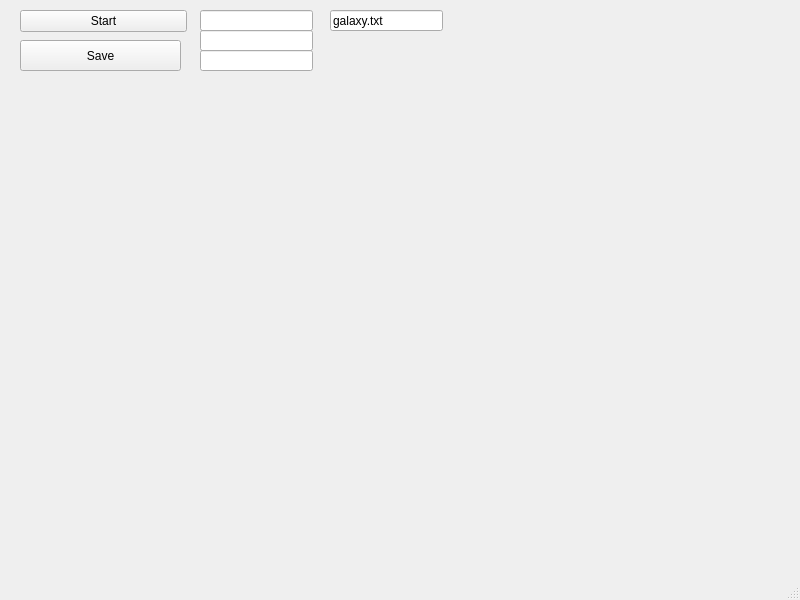
The window that mainwindow.ui (ig-or-ka/galaxy-coursework) describes before a commit, drawn with Qt 5.
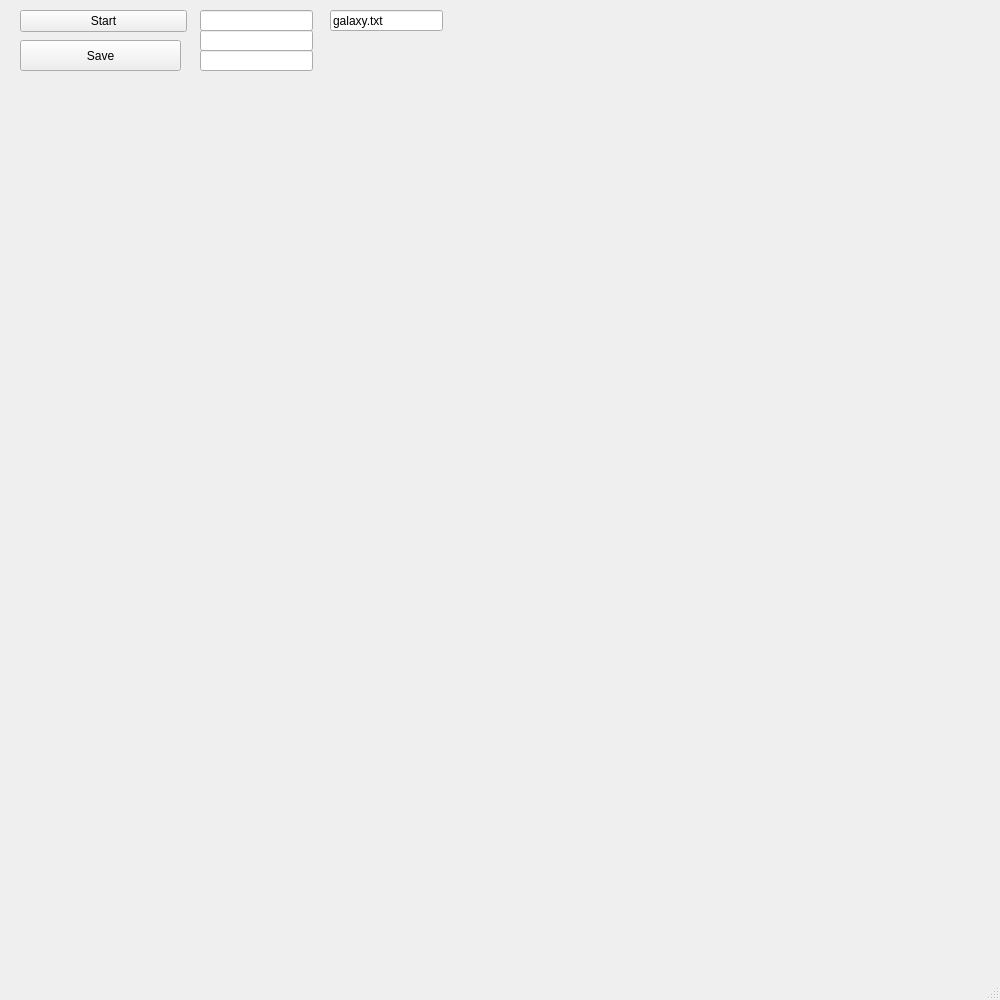
The same window after the commit.

Diff of the .ui file:
```diff
--- a/mainwindow.ui
+++ b/mainwindow.ui
@@ -9,8 +9,8 @@
    <rect>
     <x>0</x>
     <y>0</y>
-    <width>800</width>
-    <height>600</height>
+    <width>1000</width>
+    <height>1000</height>
    </rect>
   </property>
   <property name="windowTitle">
```
Left out of the diff: 2 changed lines with no effect on the pictures.
